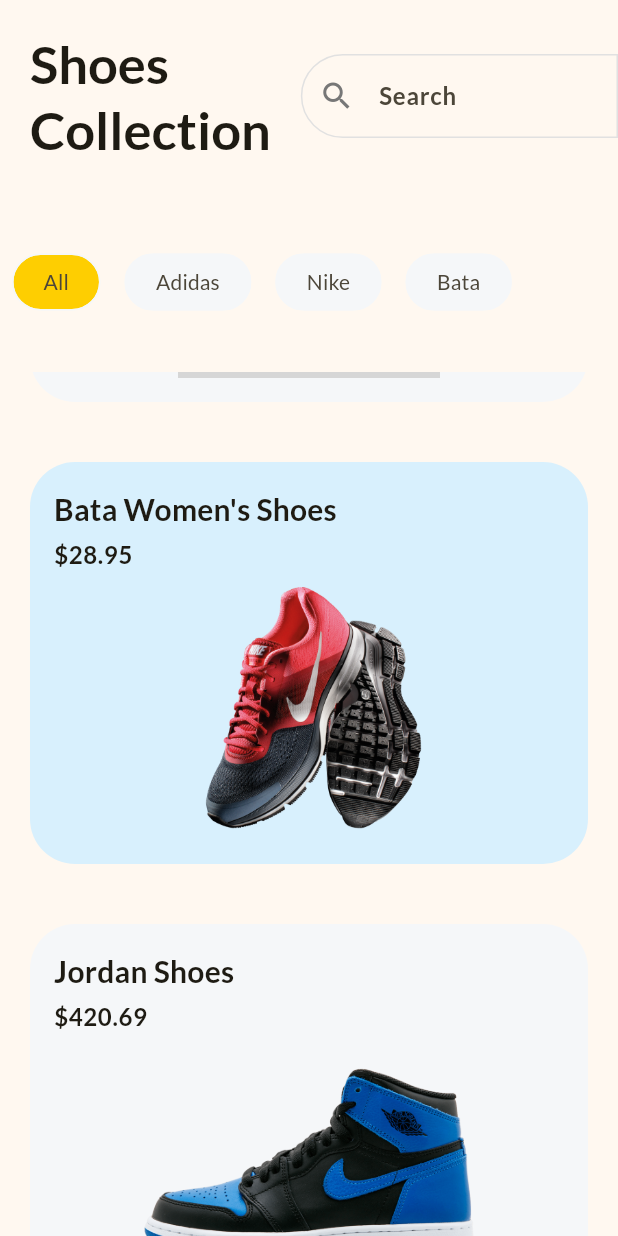
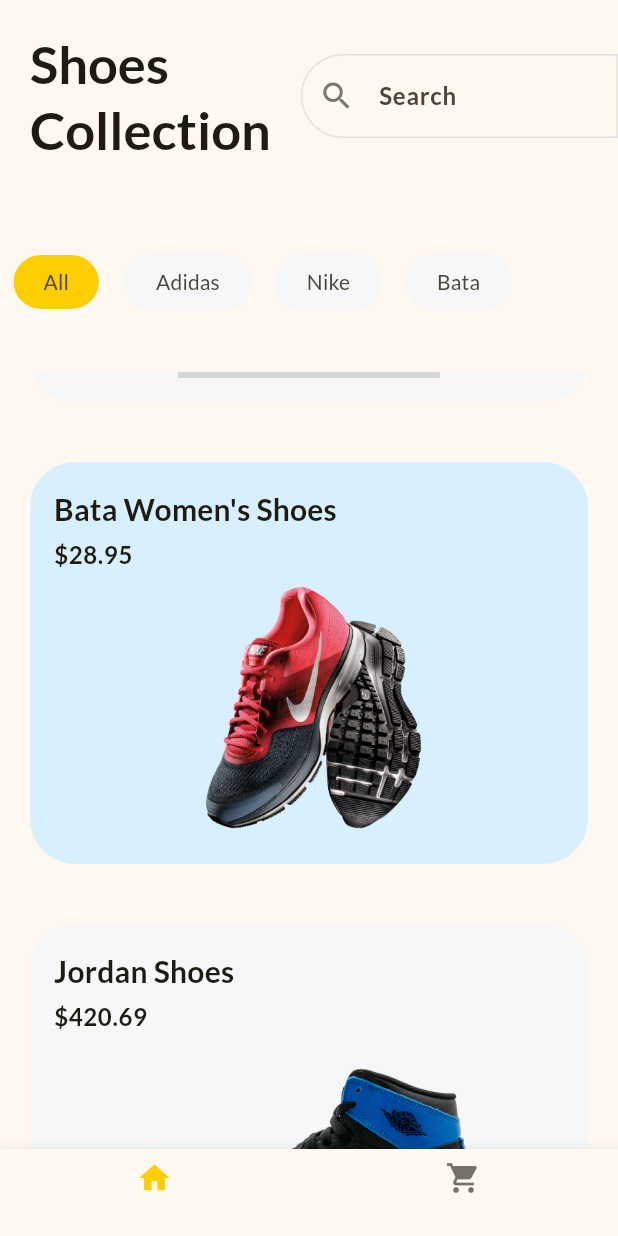
Before and after one commit to bhattaraiprazwall/shopping-app, a Flutter app: the HomePage screen opened directly, scrolled down 576 dp, on a phone screen of 412 x 824 dp. Run offline on Flutter 3.47's test engine with Material 3 defaults, Android fonts, the phone set to English and light mode, and no system bars; grey boxes are pictures that could not be loaded.

Commit message:
bottom nav bar added , home to detail navigation added

```diff
--- a/lib/home_page.dart
+++ b/lib/home_page.dart
@@ -1,6 +1,7 @@
 import 'package:flutter/material.dart';
 import 'package:shop_app/global_variables.dart';
 import 'package:shop_app/product_card.dart';
+import 'package:shop_app/product_detail_page.dart';
 
 class HomePage extends StatefulWidget {
   const HomePage({super.key});
@@ -56,7 +57,7 @@
                   return Padding(
                     padding: const EdgeInsets.symmetric(horizontal: 8),
                     child: GestureDetector(
-                      //detects which chip is tapped or pressure
+                      //detects which chip is tapped or pressed
                       onTap: () {
                         setState(() {
                           selectedFilter =
@@ -92,13 +93,25 @@
                 itemCount: products.length,
                 itemBuilder: (context, index) {
                   final product = products[index];
-                  return ProductCard(
+                  return GestureDetector(
+                    onTap: () {
+                      Navigator.of(context).push(
+                        MaterialPageRoute(
+                          //push allows to go back but push replacement doesn't(push replacement is used in login and logged in statuses)
+                          builder: (context) {
+                            return ProductDetailPage(product: product);
+                          },
+                        ),
+                      );
+                    },
+                    child: ProductCard(
                       title: product['title'] as String,
                       price: product['price'] as double,
                       image: product['imageUrl'] as String,
                       backgroundColor: index.isEven
                           ? Color.fromRGBO(216, 240, 253, 1)
                           : Color.fromRGBO(245, 247, 249, 1),
+                    ),
                   );
                 },
               ),
@@ -106,6 +119,12 @@
           ],
         ),
       ),
+      bottomNavigationBar: BottomNavigationBar(
+        items: [
+          BottomNavigationBarItem(label: '', icon: Icon(Icons.home)),
+          BottomNavigationBarItem(label: '', icon: Icon(Icons.shopping_cart)),
+        ],
+      ),
     );
   }
 }
--- a/lib/main.dart
+++ b/lib/main.dart
@@ -1,7 +1,5 @@
 import 'package:flutter/material.dart';
 import 'package:shop_app/home_page.dart';
-import 'package:shop_app/product_detail_page.dart';
-import 'package:shop_app/global_variables.dart';
 
 void main() {
   runApp(const MyApp());
@@ -17,7 +15,7 @@
     );
     return MaterialApp(
       title: 'Shopping App',
-      home: ProductDetailPage(product: products[0],),
+      home: HomePage(),
 
       theme: ThemeData(
         fontFamily: 'Lato',
```
Also changed, not shown: lib/product_detail_page.dart (+48 -10 lines). Lines whose indentation alone changed are shown as unchanged.
